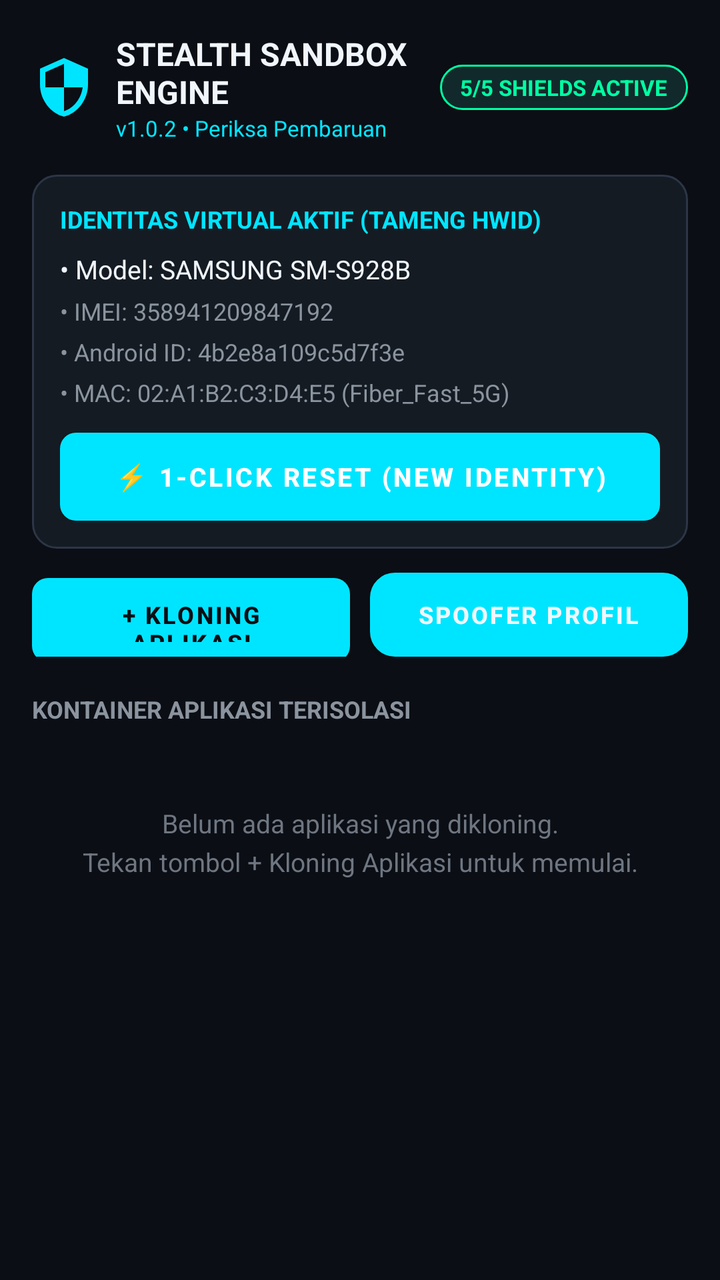
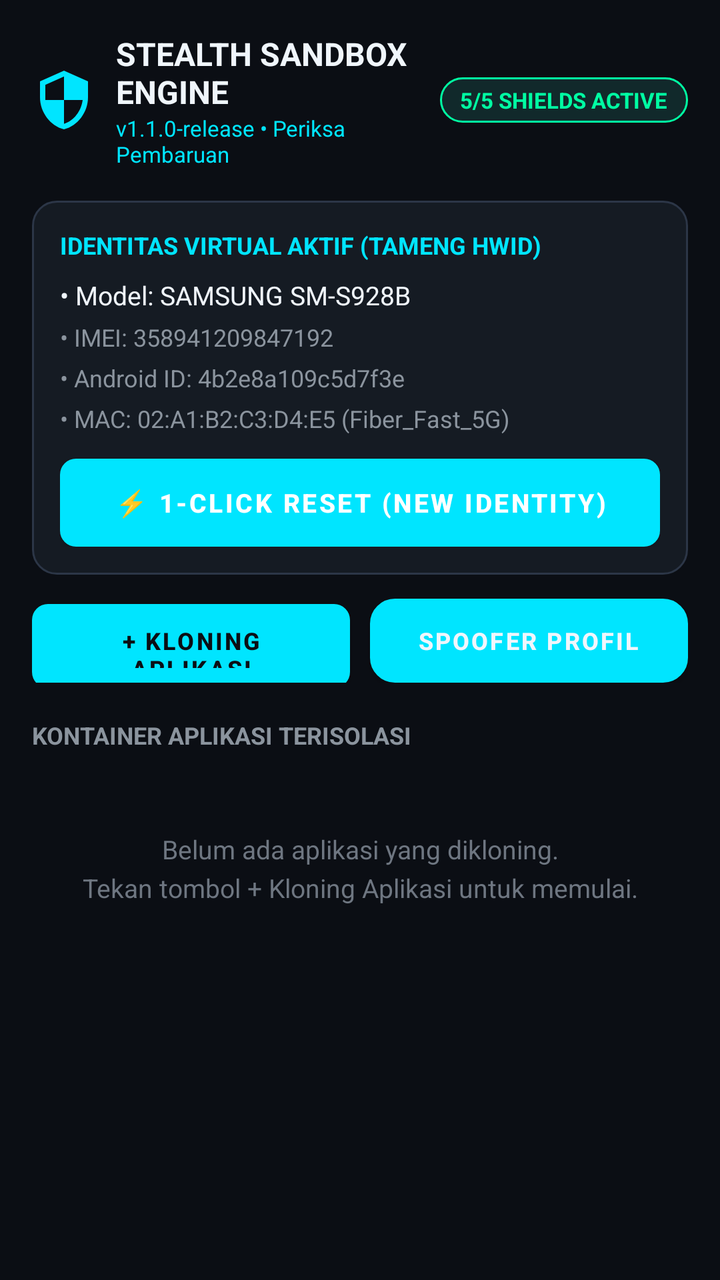

Screens rendered from an Android XML layout before and after an edit, with the pre-edit source and the edit as a unified diff.
<!-- AndroidManifest.xml: application theme Theme.StealthSandbox -->
<!-- res/layout/activity_main.xml -->
<?xml version="1.0" encoding="utf-8"?>
<LinearLayout xmlns:android="http://schemas.android.com/apk/res/android"
    android:layout_width="match_parent"
    android:layout_height="match_parent"
    android:background="@color/bg_dark"
    android:orientation="vertical"
    android:padding="16dp">

    
    <LinearLayout
        android:layout_width="match_parent"
        android:layout_height="wrap_content"
        android:gravity="center_vertical"
        android:orientation="horizontal">

        <ImageView
            android:layout_width="32dp"
            android:layout_height="32dp"
            android:src="@drawable/ic_stealth_shield"
            android:contentDescription="Shield" />

        <LinearLayout
            android:layout_width="0dp"
            android:layout_height="wrap_content"
            android:layout_marginStart="10dp"
            android:layout_weight="1"
            android:orientation="vertical">

            <TextView
                android:layout_width="wrap_content"
                android:layout_height="wrap_content"
                android:text="STEALTH SANDBOX ENGINE"
                android:textColor="@color/text_primary"
                android:textSize="16sp"
                android:textStyle="bold" />

            <TextView
                android:id="@+id/txt_app_version_header"
                android:layout_width="wrap_content"
                android:layout_height="wrap_content"
                android:text="v1.0.2 • Periksa Pembaruan"
                android:textColor="@color/stealth_cyan"
                android:textSize="11sp" />
        </LinearLayout>

        <TextView
            android:id="@+id/txt_shield_count"
            android:layout_width="wrap_content"
            android:layout_height="wrap_content"
            android:background="@drawable/bg_badge_active"
            android:text="5/5 SHIELDS ACTIVE"
            android:textColor="@color/badge_text"
            android:textSize="11sp"
            android:textStyle="bold" />
    </LinearLayout>

    
    <LinearLayout
        android:layout_width="match_parent"
        android:layout_height="wrap_content"
        android:layout_marginTop="16dp"
        android:background="@drawable/bg_card"
        android:orientation="vertical"
        android:padding="14dp">

        <TextView
            android:layout_width="wrap_content"
            android:layout_height="wrap_content"
            android:text="IDENTITAS VIRTUAL AKTIF (TAMENG HWID)"
            android:textColor="@color/stealth_cyan"
            android:textSize="12sp"
            android:textStyle="bold" />

        <TextView
            android:id="@+id/txt_active_model"
            android:layout_width="wrap_content"
            android:layout_height="wrap_content"
            android:layout_marginTop="8dp"
            android:text="• Model: SAMSUNG SM-S928B"
            android:textColor="@color/text_primary"
            android:textSize="13sp" />

        <TextView
            android:id="@+id/txt_active_imei"
            android:layout_width="wrap_content"
            android:layout_height="wrap_content"
            android:layout_marginTop="4dp"
            android:text="• IMEI: 358941209847192"
            android:textColor="@color/text_secondary"
            android:textSize="12sp" />

        <TextView
            android:id="@+id/txt_active_android_id"
            android:layout_width="wrap_content"
            android:layout_height="wrap_content"
            android:layout_marginTop="4dp"
            android:text="• Android ID: 4b2e8a109c5d7f3e"
            android:textColor="@color/text_secondary"
            android:textSize="12sp" />

        <TextView
            android:id="@+id/txt_active_mac"
            android:layout_width="wrap_content"
            android:layout_height="wrap_content"
            android:layout_marginTop="4dp"
            android:text="• MAC: 02:A1:B2:C3:D4:E5 (Fiber_Fast_5G)"
            android:textColor="@color/text_secondary"
            android:textSize="12sp" />

        
        <Button
            android:id="@+id/btn_one_click_reset"
            android:layout_width="match_parent"
            android:layout_height="44dp"
            android:layout_marginTop="12dp"
            android:background="@drawable/bg_button_danger"
            android:text="⚡ 1-CLICK RESET (NEW IDENTITY)"
            android:textColor="@color/white"
            android:textSize="13sp"
            android:textStyle="bold" />
    </LinearLayout>

    
    <LinearLayout
        android:id="@+id/layout_update_banner"
        android:layout_width="match_parent"
        android:layout_height="wrap_content"
        android:layout_marginTop="10dp"
        android:background="@drawable/bg_card"
        android:gravity="center_vertical"
        android:orientation="horizontal"
        android:padding="12dp"
        android:visibility="gone">

        <ImageView
            android:layout_width="22dp"
            android:layout_height="22dp"
            android:src="@drawable/ic_stealth_shield"
            android:contentDescription="Update Icon" />

        <LinearLayout
            android:layout_width="0dp"
            android:layout_height="wrap_content"
            android:layout_marginStart="10dp"
            android:layout_weight="1"
            android:orientation="vertical">

            <TextView
                android:id="@+id/txt_update_banner_title"
                android:layout_width="wrap_content"
                android:layout_height="wrap_content"
                android:text="Pembaruan Baru Tersedia"
                android:textColor="@color/stealth_cyan"
                android:textSize="12sp"
                android:textStyle="bold" />

            <TextView
                android:id="@+id/txt_update_banner_sub"
                android:layout_width="wrap_content"
                android:layout_height="wrap_content"
                android:layout_marginTop="2dp"
                android:text="Klik untuk update langsung tanpa instal manual"
                android:textColor="@color/text_secondary"
                android:textSize="11sp" />
        </LinearLayout>

        <Button
            android:id="@+id/btn_banner_update"
            android:layout_width="wrap_content"
            android:layout_height="34dp"
            android:background="@drawable/bg_button_stealth"
            android:paddingStart="14dp"
            android:paddingEnd="14dp"
            android:text="UPDATE"
            android:textColor="@color/bg_dark"
            android:textSize="11sp"
            android:textStyle="bold" />
    </LinearLayout>

    
    <LinearLayout
        android:layout_width="match_parent"
        android:layout_height="wrap_content"
        android:layout_marginTop="12dp"
        android:orientation="horizontal">

        <Button
            android:id="@+id/btn_open_cloner"
            android:layout_width="0dp"
            android:layout_height="42dp"
            android:layout_weight="1"
            android:background="@drawable/bg_button_stealth"
            android:text="+ KLONING APLIKASI"
            android:textColor="@color/bg_dark"
            android:textSize="12sp"
            android:textStyle="bold" />

        <Button
            android:id="@+id/btn_open_profile"
            android:layout_width="0dp"
            android:layout_height="42dp"
            android:layout_marginStart="10dp"
            android:layout_weight="1"
            android:background="@drawable/bg_card"
            android:text="SPOOFER PROFIL"
            android:textColor="@color/text_primary"
            android:textSize="12sp"
            android:textStyle="bold" />
    </LinearLayout>

    
    <TextView
        android:layout_width="wrap_content"
        android:layout_height="wrap_content"
        android:layout_marginTop="18dp"
        android:layout_marginBottom="8dp"
        android:text="KONTAINER APLIKASI TERISOLASI"
        android:textColor="@color/text_secondary"
        android:textSize="12sp"
        android:textStyle="bold" />

    
    <TextView
        android:id="@+id/txt_empty_state"
        android:layout_width="match_parent"
        android:layout_height="wrap_content"
        android:layout_marginTop="32dp"
        android:gravity="center"
        android:lineSpacingExtra="4dp"
        android:text="@string/no_apps_cloned"
        android:textColor="@color/text_muted"
        android:textSize="13sp" />

    
    <androidx.recyclerview.widget.RecyclerView
        android:id="@+id/rv_cloned_apps"
        android:layout_width="match_parent"
        android:layout_height="0dp"
        android:layout_weight="1"
        android:clipToPadding="false"
        android:visibility="gone" />
</LinearLayout>
<!-- resources referenced by this layout -->
<resources>
  <color name="badge_text">#00FFA3</color>
  <color name="bg_dark">#0B0E14</color>
  <color name="stealth_cyan">#00E5FF</color>
  <color name="text_muted">#6E7681</color>
  <color name="text_primary">#F0F6FC</color>
  <color name="text_secondary">#8B949E</color>
  <color name="white">#FFFFFF</color>
  <!-- drawable bg_badge_active (drawable) -->
  <?xml version="1.0" encoding="utf-8"?>
  <shape xmlns:android="http://schemas.android.com/apk/res/android"
      android:shape="rectangle">
      <solid android:color="@color/badge_bg" />
      <stroke
          android:width="1dp"
          android:color="@color/badge_text" />
      <corners android:radius="16dp" />
      <padding
          android:left="10dp"
          android:top="4dp"
          android:right="10dp"
          android:bottom="4dp" />
  </shape>
  <!-- drawable bg_button_danger (drawable) -->
  <?xml version="1.0" encoding="utf-8"?>
  <shape xmlns:android="http://schemas.android.com/apk/res/android"
      android:shape="rectangle">
      <solid android:color="@color/stealth_danger" />
      <corners android:radius="8dp" />
  </shape>
  <!-- drawable bg_button_stealth (drawable) -->
  <?xml version="1.0" encoding="utf-8"?>
  <shape xmlns:android="http://schemas.android.com/apk/res/android"
      android:shape="rectangle">
      <solid android:color="@color/stealth_cyan" />
      <corners android:radius="8dp" />
  </shape>
  <!-- drawable bg_card (drawable) -->
  <?xml version="1.0" encoding="utf-8"?>
  <shape xmlns:android="http://schemas.android.com/apk/res/android"
      android:shape="rectangle">
      <solid android:color="@color/bg_card" />
      <stroke
          android:width="1dp"
          android:color="@color/bg_card_border" />
      <corners android:radius="12dp" />
  </shape>
  <!-- drawable ic_stealth_shield (drawable) -->
  <vector xmlns:android="http://schemas.android.com/apk/res/android"
      android:width="24dp"
      android:height="24dp"
      android:viewportWidth="24"
      android:viewportHeight="24">
    <path
        android:fillColor="@color/stealth_cyan"
        android:pathData="M12,1L3,5v6c0,5.55 3.84,10.74 9,12 5.16,-1.26 9,-6.45 9,-12V5l-9,-4zM12,11.99h7c-0.53,4.12 -3.28,7.79 -7,8.94V12H5V6.3l7,-3.11v8.8z"/>
  </vector>
  <string name="no_apps_cloned">Belum ada aplikasi yang dikloning.\nTekan tombol + Kloning Aplikasi untuk memulai.</string>
  <style name="Theme.StealthSandbox" parent="Theme.MaterialComponents.NoActionBar">
          <item name="colorPrimary">@color/stealth_cyan</item>
          <item name="colorPrimaryVariant">@color/stealth_blue</item>
          <item name="colorOnPrimary">@color/bg_dark</item>
          <item name="colorSecondary">@color/stealth_emerald</item>
          <item name="colorSecondaryVariant">@color/stealth_green</item>
          <item name="colorOnSecondary">@color/bg_dark</item>
          <item name="android:statusBarColor">@color/bg_dark</item>
          <item name="android:navigationBarColor">@color/bg_dark</item>
          <item name="android:windowBackground">@color/bg_dark</item>
      </style>
  <color name="badge_bg">#11292B</color>
  <color name="stealth_danger">#EF4444</color>
  <color name="bg_card">#151B23</color>
  <color name="bg_card_border">#2C3647</color>
  <color name="stealth_blue">#3B82F6</color>
  <color name="stealth_emerald">#00FFA3</color>
  <color name="stealth_green">#10B981</color>
</resources>

<!-- the commit's change to res/layout/activity_main.xml (unified diff, before → after) -->
@@ -38,7 +38,7 @@
                 android:id="@+id/txt_app_version_header"
                 android:layout_width="wrap_content"
                 android:layout_height="wrap_content"
-                android:text="v1.0.2 • Periksa Pembaruan"
+                android:text="v1.1.0-release • Periksa Pembaruan"
                 android:textColor="@color/stealth_cyan"
                 android:textSize="11sp" />
         </LinearLayout>
